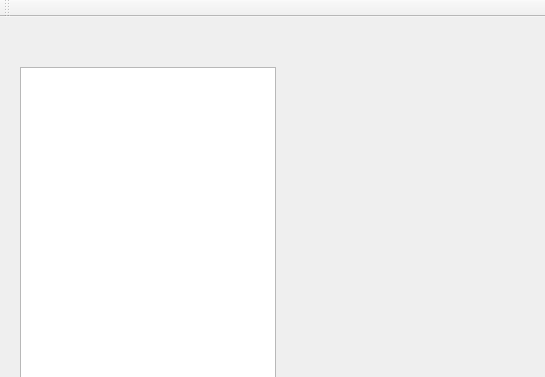
This is mainwindow.ui in maxxporoshin/LOLScale as Qt 5 draws it before an edit; both pictures show x 0 to 545 and y 0 to 377 of the 640 by 480 pixel window. The edited form follows.
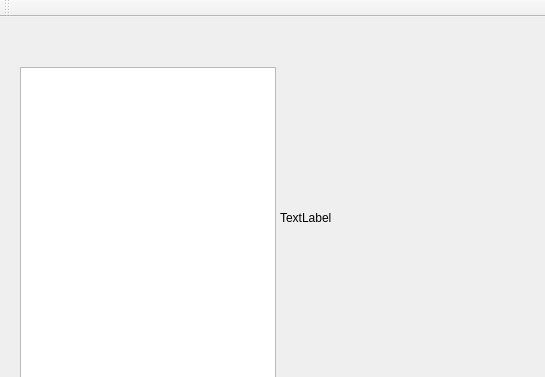
This is the edited form.

Patch:
```diff
--- a/mainwindow.ui
+++ b/mainwindow.ui
@@ -60,6 +60,19 @@
      </size>
     </property>
    </widget>
+   <widget class="QLabel" name="label">
+    <property name="geometry">
+     <rect>
+      <x>280</x>
+      <y>10</y>
+      <width>321</width>
+      <height>381</height>
+     </rect>
+    </property>
+    <property name="text">
+     <string>TextLabel</string>
+    </property>
+   </widget>
   </widget>
   <widget class="QMenuBar" name="menuBar">
    <property name="geometry">
```
Left out of the diff: 2 changed lines with no effect on the pictures.
